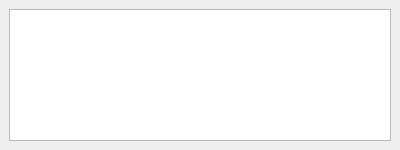
First picture: the form in console.ui, repository Mark-Clegg/EM1802, before the edit.
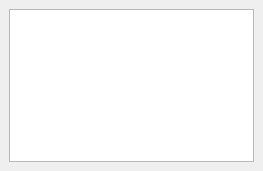
Second picture: the form after the edit.

Patch:
```diff
--- a/console.ui
+++ b/console.ui
@@ -6,16 +6,10 @@
    <rect>
     <x>0</x>
     <y>0</y>
-    <width>400</width>
-    <height>150</height>
+    <width>263</width>
+    <height>171</height>
    </rect>
   </property>
-  <property name="minimumSize">
-   <size>
-    <width>400</width>
-    <height>150</height>
-   </size>
-  </property>
   <property name="features">
    <set>QDockWidget::NoDockWidgetFeatures</set>
   </property>
```
Left out of the diff: 11 changed lines with no effect on the pictures.
